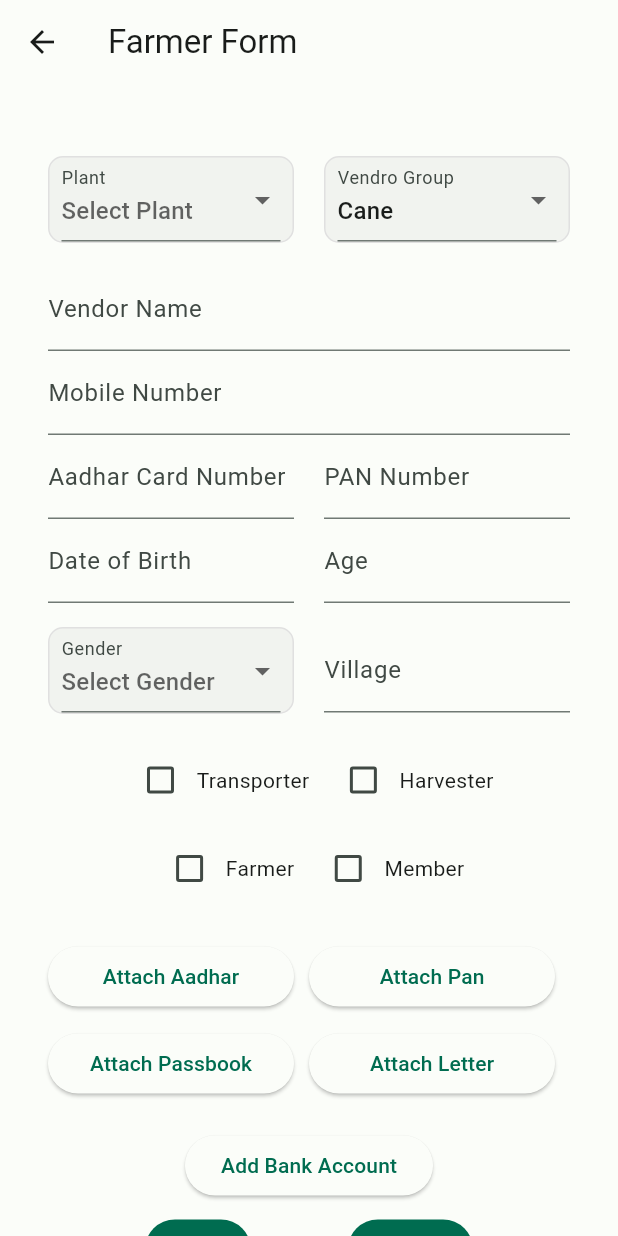
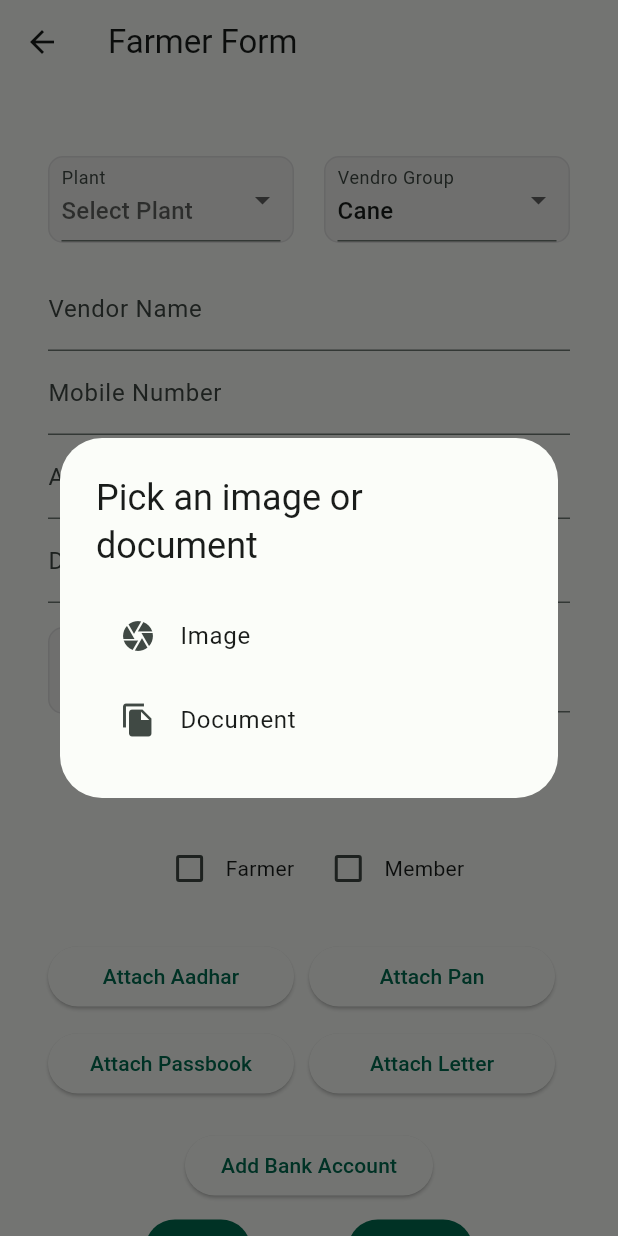
Before and after one commit to Sohampawar17/sugar_app, a Flutter app: the AddFarmerScreen screen opened by its route, after a tap on "Attach Aadhar", on a phone screen of 412 x 824 dp. Run offline on Flutter 3.47's test engine with Material 2 defaults, Android fonts, the phone set to English and light mode, and no system bars; drawn by our look-alikes of dynamic_color; our stand-ins replace dio, flutter_image_compress, fluttertoast, geocoding, geolocator, image_picker and 6 more; accounts and stored records are empty; network calls fail.

Commit message:
add farmer done.

```diff
--- a/lib/views/add_farmer_view/add_farmer_model.dart
+++ b/lib/views/add_farmer_view/add_farmer_model.dart
@@ -1,9 +1,9 @@
 import 'dart:io';
 
-import 'package:file_picker/file_picker.dart';
 import 'package:flutter/material.dart';
 import 'package:flutter/services.dart';
 import 'package:fluttertoast/fluttertoast.dart';
+import 'package:image_picker/image_picker.dart';
 import 'package:logger/logger.dart';
 import 'package:stacked/stacked.dart';
 import 'package:sugar_mill_app/constants.dart';
@@ -26,7 +26,7 @@ class FarmerViewModel extends BaseViewModel {
   final List<String> items = ['Transporter', 'Harvester', 'Farmer', 'Member'];
   final List<String> plantlist = ['Bedkihal', 'Nagpur'];
   final List<String> vendorGroupList = ['Cane'];
-  List<String> villageList = ["AHERWADI", "BHAWAMWADI", "VASUD"];
+  List<String> villageList = [];
 
   DateTime? selectedDate;
   FarmerData farmerData = FarmerData();
@@ -51,8 +51,12 @@ class FarmerViewModel extends BaseViewModel {
   }
 
   void onSavePressed(BuildContext context) async {
+    if (!villageList.contains(farmerData.village)) {
+      Fluttertoast.showToast(
+          msg: "Invalid Village", toastLength: Toast.LENGTH_LONG);
+      return;
+    }
     setBusy(true);
-
     await uploadFiles();
     if (formKey.currentState!.validate()) {
       // Fluttertoast.showToast(msg: "Farmer Added");
@@ -354,21 +358,39 @@ class FarmerViewModel extends BaseViewModel {
   Files files = Files();
 
   // Function to open file picker and select PDF file
-  Future<void> selectPdf(String fileType) async {
-    FilePickerResult? result = await FilePicker.platform.pickFiles(
-      type: FileType.custom,
-      allowedExtensions: ['pdf', 'jpeg', 'png'],
-    );
+  Future<void> selectPdf(String fileType, ImageSource source) async {
+    try {
+      final result = await ImagePicker().pickImage(source: source);
+      //   if (pickedFile != null) {
+      //     // Handle image picked
+      //   } else {
+      //     final pickedDocument = await ImagePicker().pickImage(source: source);
+      //     if (pickedDocument != null) {
+      //       // Handle document picked
+      //     }
+      //   }
+      // } catch (e) {
+      //   Fluttertoast.showToast(
+      //       msg: 'Error while picking an image or document: $e');
+      // }
+
+      // FilePickerResult? result = await FilePicker.platform.pickFiles(
+      //   type: FileType.custom,
+      //   allowedExtensions: ['pdf', 'jpeg', 'png'],
+      // );
 
       if (result != null) {
         // print("SIZE BEFORE: ${result.files.single.size}");
         setBusy(true);
-      File? compressedFile =
-          await compressFile(File(result.files.single.path ?? ""));
+        File? compressedFile = await compressFile(fileFromXFile(result));
         // print("SIZE BEFORE: ${compressedFile?.lengthSync()}");
         files.setFile(fileType, compressedFile);
         setBusy(false);
         notifyListeners();
+      }
+    } catch (e) {
+      Fluttertoast.showToast(
+          msg: 'Error while picking an image or document: $e');
     }
   }
 
--- a/lib/views/add_farmer_view/add_farmer_screen.dart
+++ b/lib/views/add_farmer_view/add_farmer_screen.dart
@@ -1,6 +1,7 @@
 import 'package:flutter/material.dart';
 import 'package:flutter/scheduler.dart';
 import 'package:flutter/services.dart';
+import 'package:image_picker/image_picker.dart';
 import 'package:stacked/stacked.dart';
 import 'package:sugar_mill_app/constants.dart';
 import 'package:sugar_mill_app/views/add_farmer_view/add_farmer_model.dart';
@@ -337,7 +338,9 @@ class AddFarmerScreen extends StatelessWidget {
                         //for adhar card
                         Expanded(
                           child: ElevatedButton(
-                            onPressed: () => model.selectPdf(kAadharpdf),
+                            // onPressed: () => model.selectPdf(kAadharpdf),
+                            onPressed: () =>
+                                pickDoc(kAadharpdf, context, model),
                             child: model.isFileSelected(kAadharpdf)
                                 ? Text(
                                     'Aadhar File: ${model.files.getFile(kAadharpdf)?.path.split("/").last}',
@@ -353,7 +356,8 @@ class AddFarmerScreen extends StatelessWidget {
                         //for pand card
                         Expanded(
                           child: ElevatedButton(
-                            onPressed: () => model.selectPdf(kPanpdf),
+                            onPressed: () => pickDoc(kPanpdf, context, model),
+                            // model.selectPdf(kPanpdf, ImageSource.camera),
                             child: model.isFileSelected(kPanpdf)
                                 ? Text(
                                     'Pan Card File: ${model.files.getFile(kPanpdf)?.path.split("/").last}',
@@ -375,7 +379,8 @@ class AddFarmerScreen extends StatelessWidget {
                         //for bank passbook card
                         Expanded(
                           child: ElevatedButton(
-                            onPressed: () => model.selectPdf(kBankpdf),
+                            onPressed: () => pickDoc(kPanpdf, context, model),
+                            // model.selectPdf(kBankpdf, ImageSource.camera),
                             child: model.isFileSelected(kBankpdf)
                                 ? Text(
                                     'Bank Passbook File: ${model.files.getFile(kBankpdf)?.path.split("/").last}',
@@ -391,7 +396,9 @@ class AddFarmerScreen extends StatelessWidget {
                         //for concent latter
                         Expanded(
                           child: ElevatedButton(
-                            onPressed: () => model.selectPdf(kConcentpdf),
+                            onPressed: () =>
+                                pickDoc(kConcentpdf, context, model),
+                            //  model.selectPdf( kConcentpdf, ImageSource.camera),
                             child: model.isFileSelected(kConcentpdf)
                                 ? Text(
                                     'Concent Letter File: ${model.files.getFile(kConcentpdf)?.path.split("/").last}',
@@ -620,4 +627,34 @@ class AddFarmerScreen extends StatelessWidget {
       },
     );
   }
+
+  pickDoc(String filetype, BuildContext context, FarmerViewModel model) {
+    showDialog(
+      context: context,
+      builder: (context) => AlertDialog(
+        title: const Text('Pick an image or document'),
+        content: Column(
+          mainAxisSize: MainAxisSize.min,
+          children: [
+            ListTile(
+              leading: const Icon(Icons.camera),
+              title: const Text('Image'),
+              onTap: () {
+                Navigator.of(context).pop();
+                model.selectPdf(filetype, ImageSource.camera);
+              },
+            ),
+            ListTile(
+              leading: const Icon(Icons.file_copy),
+              title: const Text('Document'),
+              onTap: () {
+                Navigator.of(context).pop();
+                model.selectPdf(filetype, ImageSource.gallery);
+              },
+            ),
+          ],
+        ),
+      ),
+    );
+  }
 }
--- a/pubspec.yaml
+++ b/pubspec.yaml
@@ -49,6 +49,7 @@ dependencies:
   intl: ^0.18.1
   file_picker: ^5.3.3
   flutter_image_compress: ^2.0.4
+  image_picker: ^1.0.1
 dev_dependencies:
   flutter_test:
     sdk: flutter
```
Also changed, not shown: 5 other files. Lines whose indentation alone changed are shown as unchanged.
